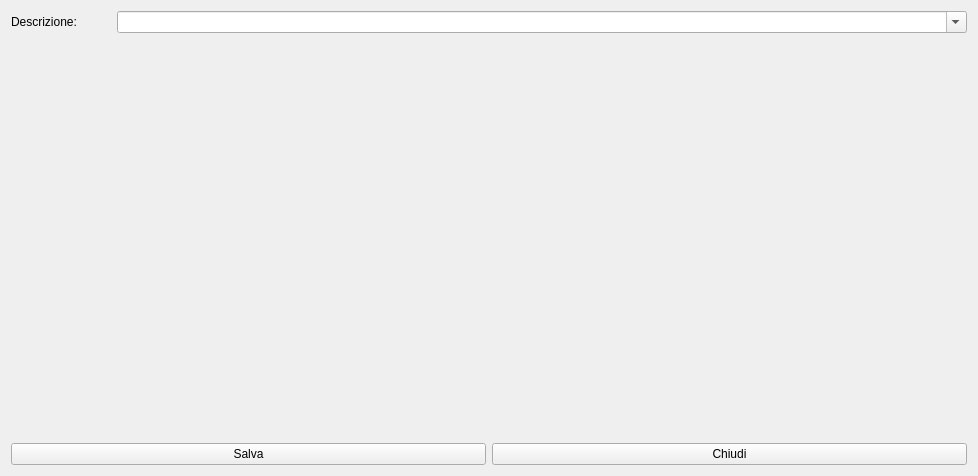
fblabs/hamlet-mod-sancon, file hgroups.ui: the form before one commit.
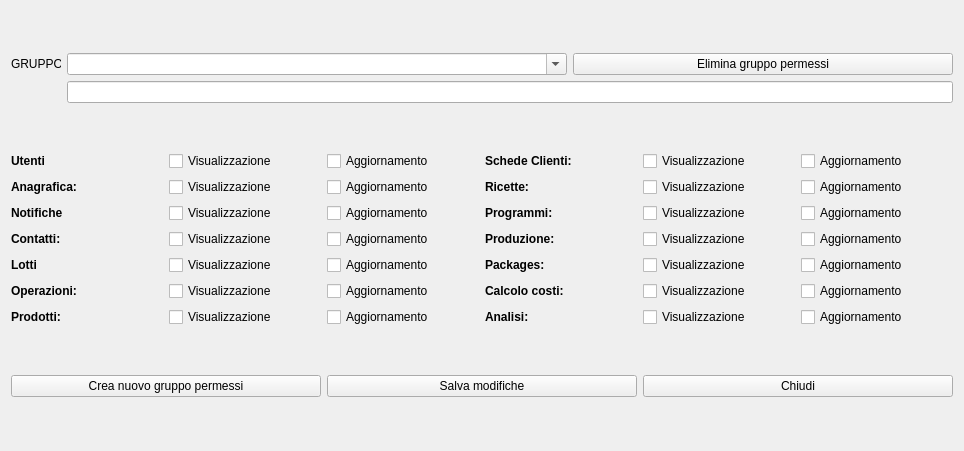
The form after the commit. Icons and pictures are not drawn.

What changed in the file:
```diff
--- a/hgroups.ui
+++ b/hgroups.ui
@@ -9,8 +9,8 @@
    <rect>
     <x>0</x>
     <y>0</y>
-    <width>978</width>
-    <height>476</height>
+    <width>964</width>
+    <height>451</height>
    </rect>
   </property>
   <property name="windowTitle">
@@ -20,59 +20,495 @@
    <iconset resource="icons.qrc">
     <normaloff>:/Resources/Users64.png</normaloff>:/Resources/Users64.png</iconset>
   </property>
-  <layout class="QVBoxLayout" name="verticalLayout">
+  <layout class="QVBoxLayout" name="verticalLayout_2">
    <item>
-    <layout class="QHBoxLayout" name="horizontalLayout">
+    <layout class="QVBoxLayout" name="verticalLayout">
      <item>
-      <widget class="QLabel" name="label">
-       <property name="minimumSize">
-        <size>
-         <width>100</width>
-         <height>0</height>
-        </size>
-       </property>
-       <property name="maximumSize">
-        <size>
-         <width>100</width>
-         <height>16777215</height>
-        </size>
-       </property>
-       <property name="text">
-        <string>Descrizione:</string>
-       </property>
-      </widget>
+      <layout class="QGridLayout" name="gridLayout_3">
+       <item row="0" column="1">
+        <widget class="QComboBox" name="cbGruppi">
+         <property name="minimumSize">
+          <size>
+           <width>500</width>
+           <height>0</height>
+          </size>
+         </property>
+         <property name="maximumSize">
+          <size>
+           <width>500</width>
+           <height>16777215</height>
+          </size>
+         </property>
+         <property name="editable">
+          <bool>true</bool>
+         </property>
+        </widget>
+       </item>
+       <item row="0" column="2">
+        <widget class="QPushButton" name="pbDelete">
+         <property name="text">
+          <string>Elimina gruppo permessi</string>
+         </property>
+         <property name="icon">
+          <iconset resource="icons.qrc">
+           <normaloff>:/Resources/Banned-Sign.PNG</normaloff>:/Resources/Banned-Sign.PNG</iconset>
+         </property>
+         <property name="iconSize">
+          <size>
+           <width>32</width>
+           <height>32</height>
+          </size>
+         </property>
+        </widget>
+       </item>
+       <item row="0" column="0">
+        <widget class="QLabel" name="lb_gruppo">
+         <property name="minimumSize">
+          <size>
+           <width>50</width>
+           <height>0</height>
+          </size>
+         </property>
+         <property name="maximumSize">
+          <size>
+           <width>50</width>
+           <height>16777215</height>
+          </size>
+         </property>
+         <property name="text">
+          <string>GRUPPO:</string>
+         </property>
+        </widget>
+       </item>
+      </layout>
      </item>
      <item>
-      <widget class="QComboBox" name="cbGroups">
-       <property name="editable">
-        <bool>true</bool>
-       </property>
-       <property name="insertPolicy">
-        <enum>QComboBox::NoInsert</enum>
-       </property>
-      </widget>
+      <layout class="QGridLayout" name="gridLayout_4">
+       <item row="0" column="0">
+        <widget class="QLabel" name="spacer">
+         <property name="minimumSize">
+          <size>
+           <width>50</width>
+           <height>0</height>
+          </size>
+         </property>
+         <property name="maximumSize">
+          <size>
+           <width>50</width>
+           <height>16777215</height>
+          </size>
+         </property>
+         <property name="text">
+          <string/>
+         </property>
+        </widget>
+       </item>
+       <item row="0" column="1">
+        <widget class="QLineEdit" name="leDesc"/>
+       </item>
+      </layout>
      </item>
     </layout>
    </item>
-   <item>
-    <spacer name="verticalSpacer">
-     <property name="orientation">
-      <enum>Qt::Vertical</enum>
-     </property>
-     <property name="sizeHint" stdset="0">
-      <size>
-       <width>20</width>
-       <height>40</height>
-      </size>
-     </property>
-    </spacer>
-   </item>
    <item>
     <layout class="QHBoxLayout" name="horizontalLayout_2">
      <item>
-      <widget class="QPushButton" name="pBSave">
+      <layout class="QGridLayout" name="gridLayout">
+       <item row="0" column="0">
+        <widget class="QLabel" name="label_2">
+         <property name="font">
+          <font>
+           <bold>true</bold>
+          </font>
+         </property>
+         <property name="text">
+          <string>Utenti</string>
+         </property>
+        </widget>
+       </item>
+       <item row="0" column="1">
+        <widget class="QCheckBox" name="cbVistaUtenti">
+         <property name="text">
+          <string>Visualizzazione</string>
+         </property>
+        </widget>
+       </item>
+       <item row="0" column="2">
+        <widget class="QCheckBox" name="cbUpdateUtenti">
+         <property name="text">
+          <string>Aggiornamento</string>
+         </property>
+        </widget>
+       </item>
+       <item row="1" column="0">
+        <widget class="QLabel" name="label_3">
+         <property name="font">
+          <font>
+           <bold>true</bold>
+          </font>
+         </property>
+         <property name="text">
+          <string>Anagrafica:</string>
+         </property>
+        </widget>
+       </item>
+       <item row="1" column="1">
+        <widget class="QCheckBox" name="cbVistaAnagrafica">
+         <property name="text">
+          <string>Visualizzazione</string>
+         </property>
+        </widget>
+       </item>
+       <item row="1" column="2">
+        <widget class="QCheckBox" name="cbUpdateAnagrafica">
+         <property name="text">
+          <string>Aggiornamento</string>
+         </property>
+        </widget>
+       </item>
+       <item row="2" column="0">
+        <widget class="QLabel" name="label_4">
+         <property name="font">
+          <font>
+           <bold>true</bold>
+          </font>
+         </property>
+         <property name="text">
+          <string>Notifiche</string>
+         </property>
+        </widget>
+       </item>
+       <item row="2" column="1">
+        <widget class="QCheckBox" name="cbVistaNotifiche">
+         <property name="text">
+          <string>Visualizzazione</string>
+         </property>
+        </widget>
+       </item>
+       <item row="2" column="2">
+        <widget class="QCheckBox" name="cbUpdateNotifiche">
+         <property name="text">
+          <string>Aggiornamento</string>
+         </property>
+        </widget>
+       </item>
+       <item row="3" column="0">
+        <widget class="QLabel" name="label_6">
+         <property name="font">
+          <font>
+           <bold>true</bold>
+          </font>
+         </property>
+         <property name="text">
+          <string>Contatti:</string>
+         </property>
+        </widget>
+       </item>
+       <item row="3" column="1">
+        <widget class="QCheckBox" name="cbVistacontatti">
+         <property name="text">
+          <string>Visualizzazione</string>
+         </property>
+        </widget>
+       </item>
+       <item row="3" column="2">
+        <widget class="QCheckBox" name="cbUpdateContatti">
+         <property name="text">
+          <string>Aggiornamento</string>
+         </property>
+        </widget>
+       </item>
+       <item row="4" column="0">
+        <widget class="QLabel" name="label_7">
+         <property name="font">
+          <font>
+           <bold>true</bold>
+          </font>
+         </property>
+         <property name="text">
+          <string>Lotti</string>
+         </property>
+        </widget>
+       </item>
+       <item row="4" column="1">
+        <widget class="QCheckBox" name="cbVistaLotti">
+         <property name="text">
+          <string>Visualizzazione</string>
+         </property>
+        </widget>
+       </item>
+       <item row="4" column="2">
+        <widget class="QCheckBox" name="cbUpdateLotti">
+         <property name="text">
+          <string>Aggiornamento</string>
+         </property>
+        </widget>
+       </item>
+       <item row="5" column="0">
+        <widget class="QLabel" name="label_5">
+         <property name="font">
+          <font>
+           <bold>true</bold>
+          </font>
+         </property>
+         <property name="text">
+          <string>Operazioni:</string>
+         </property>
+        </widget>
+       </item>
+       <item row="5" column="1">
+        <widget class="QCheckBox" name="cbVistaOperazioni">
+         <property name="text">
+          <string>Visualizzazione</string>
+         </property>
+        </widget>
+       </item>
+       <item row="5" column="2">
+        <widget class="QCheckBox" name="cbUpdateOperazioni">
+         <property name="text">
+          <string>Aggiornamento</string>
+         </property>
+        </widget>
+       </item>
+       <item row="6" column="0">
+        <widget class="QLabel" name="label_8">
+         <property name="font">
+          <font>
+           <bold>true</bold>
+          </font>
+         </property>
+         <property name="text">
+          <string>Prodotti:</string>
+         </property>
+        </widget>
+       </item>
+       <item row="6" column="1">
+        <widget class="QCheckBox" name="cbVistaProdotti">
+         <property name="text">
+          <string>Visualizzazione</string>
+         </property>
+        </widget>
+       </item>
+       <item row="6" column="2">
+        <widget class="QCheckBox" name="cbUpdateProdotti">
+         <property name="text">
+          <string>Aggiornamento</string>
+         </property>
+        </widget>
+       </item>
+      </layout>
+     </item>
+     <item>
+      <layout class="QGridLayout" name="gridLayout_2">
+       <item row="0" column="0">
+        <widget class="QLabel" name="label_9">
+         <property name="font">
+          <font>
+           <bold>true</bold>
+          </font>
+         </property>
+         <property name="text">
+          <string>Schede Clienti:</string>
+         </property>
+        </widget>
+       </item>
+       <item row="0" column="1">
+        <widget class="QCheckBox" name="cbVistaSchede">
+         <property name="text">
+          <string>Visualizzazione</string>
+         </property>
+        </widget>
+       </item>
+       <item row="0" column="2">
+        <widget class="QCheckBox" name="cbUpdateSchede">
+         <property name="text">
+          <string>Aggiornamento</string>
+         </property>
+        </widget>
+       </item>
+       <item row="1" column="0">
+        <widget class="QLabel" name="label_10">
+         <property name="font">
+          <font>
+           <bold>true</bold>
+          </font>
+         </property>
+         <property name="text">
+          <string>Ricette:</string>
+         </property>
+        </widget>
+       </item>
+       <item row="1" column="1">
+        <widget class="QCheckBox" name="cbVistaRicette">
+         <property name="text">
+          <string>Visualizzazione</string>
+         </property>
+        </widget>
+       </item>
+       <item row="1" column="2">
+        <widget class="QCheckBox" name="cbUpdateRicette">
+         <property name="text">
+          <string>Aggiornamento</string>
+         </property>
+        </widget>
+       </item>
+       <item row="2" column="0">
+        <widget class="QLabel" name="label_11">
+         <property name="font">
+          <font>
+           <bold>true</bold>
+          </font>
+         </property>
+         <property name="text">
+          <string>Programmi:</string>
+         </property>
+        </widget>
+       </item>
+       <item row="2" column="1">
+        <widget class="QCheckBox" name="cbVistaProgrammi">
+         <property name="text">
+          <string>Visualizzazione</string>
+         </property>
+        </widget>
+       </item>
+       <item row="2" column="2">
+        <widget class="QCheckBox" name="cbUpdateProgrammi">
+         <property name="text">
+          <string>Aggiornamento</string>
+         </property>
+        </widget>
+       </item>
+       <item row="3" column="0">
+        <widget class="QLabel" name="label_12">
+         <property name="font">
+          <font>
+           <bold>true</bold>
+          </font>
+         </property>
+         <property name="text">
+          <string>Produzione:</string>
+         </property>
+        </widget>
+       </item>
+       <item row="3" column="1">
+        <widget class="QCheckBox" name="cbVistaProduzione">
+         <property name="text">
+          <string>Visualizzazione</string>
+         </property>
+        </widget>
+       </item>
+       <item row="3" column="2">
+        <widget class="QCheckBox" name="cbUpdateProduzione">
+         <property name="text">
+          <string>Aggiornamento</string>
+         </property>
+        </widget>
+       </item>
+       <item row="4" column="0">
+        <widget class="QLabel" name="label_13">
+         <property name="font">
+          <font>
+           <bold>true</bold>
+          </font>
+         </property>
+         <property name="text">
+          <string>Packages:</string>
+         </property>
+        </widget>
+       </item>
+       <item row="4" column="1">
+        <widget class="QCheckBox" name="cbVistaPackages">
+         <property name="text">
+          <string>Visualizzazione</string>
+         </property>
+        </widget>
+       </item>
+       <item row="4" column="2">
+        <widget class="QCheckBox" name="cbUpdatePackages">
+         <property name="text">
+          <string>Aggiornamento</string>
+         </property>
+        </widget>
+       </item>
+       <item row="5" column="0">
+        <widget class="QLabel" name="label_14">
+         <property name="font">
+          <font>
+           <bold>true</bold>
+          </font>
+         </property>
+         <property name="text">
+          <string>Calcolo costi:</string>
+         </property>
+        </widget>
+       </item>
+       <item row="5" column="1">
+        <widget class="QCheckBox" name="cbVistaCalcoloCosti">
+         <property name="text">
+          <string>Visualizzazione</string>
+         </property>
+        </widget>
+       </item>
+       <item row="5" column="2">
+        <widget class="QCheckBox" name="cbUpdateCalcoloCosti">
+         <property name="text">
+          <string>Aggiornamento</string>
+         </property>
+        </widget>
+       </item>
+       <item row="6" column="0">
+        <widget class="QLabel" name="label_15">
+         <property name="font">
+          <font>
+           <bold>true</bold>
+          </font>
+         </property>
+         <property name="text">
+          <string>Analisi:</string>
+         </property>
+        </widget>
+       </item>
+       <item row="6" column="1">
+        <widget class="QCheckBox" name="cbVistaAnalisi">
+         <property name="text">
+          <string>Visualizzazione</string>
+         </property>
+        </widget>
+       </item>
+       <item row="6" column="2">
+        <widget class="QCheckBox" name="cbUpdateAnalisi">
+         <property name="text">
+          <string>Aggiornamento</string>
+         </property>
+        </widget>
+       </item>
+      </layout>
+     </item>
+    </layout>
+   </item>
+   <item>
+    <layout class="QHBoxLayout" name="horizontalLayout_4">
+     <item>
+      <widget class="QPushButton" name="pbCreateGroup">
        <property name="text">
-        <string>Salva</string>
+        <string>Crea nuovo gruppo permessi</string>
+       </property>
+       <property name="icon">
+        <iconset resource="icons.qrc">
+         <normaloff>:/Resources/user-group-icon.png</normaloff>:/Resources/user-group-icon.png</iconset>
+       </property>
+       <property name="iconSize">
+        <size>
+         <width>32</width>
+         <height>32</height>
+        </size>
+       </property>
+      </widget>
+     </item>
+     <item>
+      <widget class="QPushButton" name="pbSave">
+       <property name="text">
+        <string>Salva modifiche</string>
        </property>
        <property name="icon">
         <iconset resource="icons.qrc">
```
Left out of the diff: 4 changed lines with no effect on the pictures.
